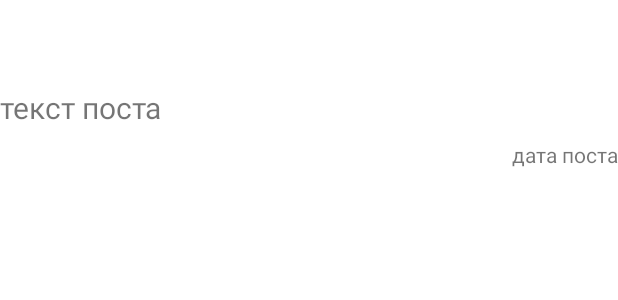
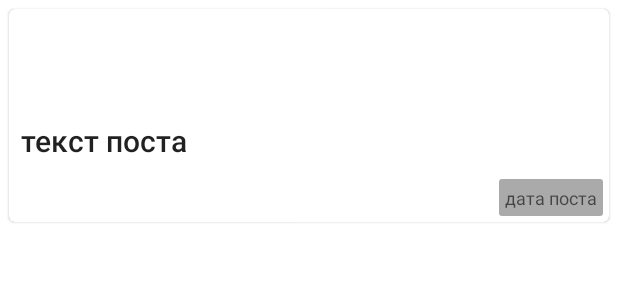
Before and after one commit to zoders/VTeleFeed, an Android app: the layout post.xml on its own in the app's theme, with its tools: preview values and no code run, on a phone screen of 412 x 824 dp. Shown: the top 300 px of the screen. Run offline under Robolectric (Android 15) with nearby library versions, the phone set to English and light mode, and no system bars.

Commit message:
updated post item ui

```diff
--- /dev/null
+++ b/app/src/main/res/drawable/rounded_angles.xml
@@ -0,0 +1,7 @@
+<?xml version="1.0" encoding="utf-8"?>
+
+<shape android:shape="rectangle"
+        xmlns:android="http://schemas.android.com/apk/res/android">
+    <solid android:color="@android:color/darker_gray" />
+    <corners android:radius="2dp" />
+</shape>
--- a/app/src/main/res/layout/post.xml
+++ b/app/src/main/res/layout/post.xml
@@ -1,12 +1,18 @@
 <?xml version="1.0" encoding="utf-8"?>
+<com.google.android.material.card.MaterialCardView xmlns:tools="http://schemas.android.com/tools"
+        xmlns:android="http://schemas.android.com/apk/res/android"
+        android:layout_width="match_parent"
+        android:layout_margin="6dp"
+        android:elevation="4dp"
+        android:layout_height="wrap_content">
 
-<LinearLayout xmlns:android="http://schemas.android.com/apk/res/android"
-    xmlns:tools="http://schemas.android.com/tools"
+    <LinearLayout
             android:layout_width="match_parent"
             android:layout_height="wrap_content"
             android:orientation="vertical">
 
         <ImageView
+                android:layout_margin="8dp"
                 android:id="@+id/vk_or_tg_image_view"
                 android:layout_width="50dp"
                 android:layout_height="50dp"
@@ -16,6 +22,8 @@
                 android:background="@android:color/transparent" />
 
         <TextView
+                android:textAppearance="@style/TextAppearance.AppCompat.Body2"
+                android:layout_margin="8dp"
                 android:id="@+id/text_post"
                 android:layout_width="match_parent"
                 android:layout_height="wrap_content"
@@ -24,6 +32,10 @@
                 tools:text="текст поста" />
 
         <TextView
+                android:textAppearance="@style/TextAppearance.AppCompat.Caption"
+                android:padding="4dp"
+                android:layout_margin="4dp"
+                android:background="@drawable/rounded_angles"
                 android:id="@+id/date_post"
                 android:layout_width="wrap_content"
                 android:layout_height="wrap_content"
@@ -31,3 +43,4 @@
                 tools:text="дата поста" />
 
     </LinearLayout>
+</com.google.android.material.card.MaterialCardView>
```
Lines whose indentation alone changed are shown as unchanged.
